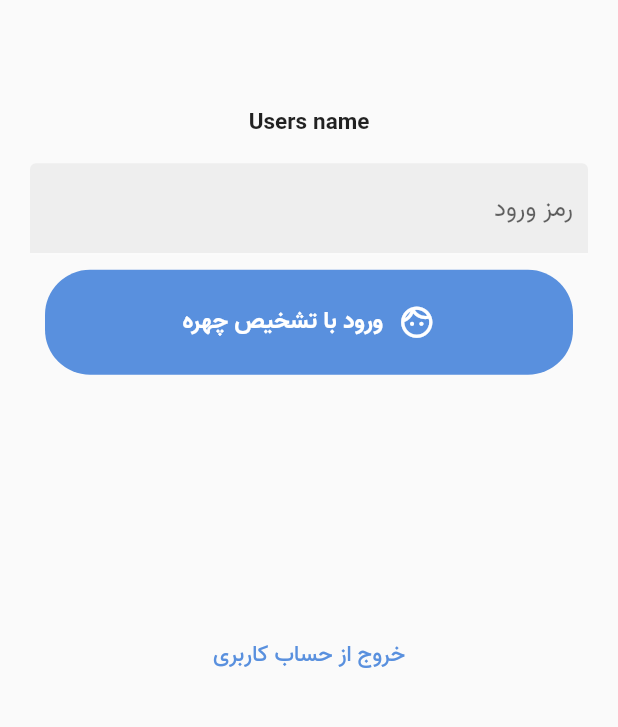
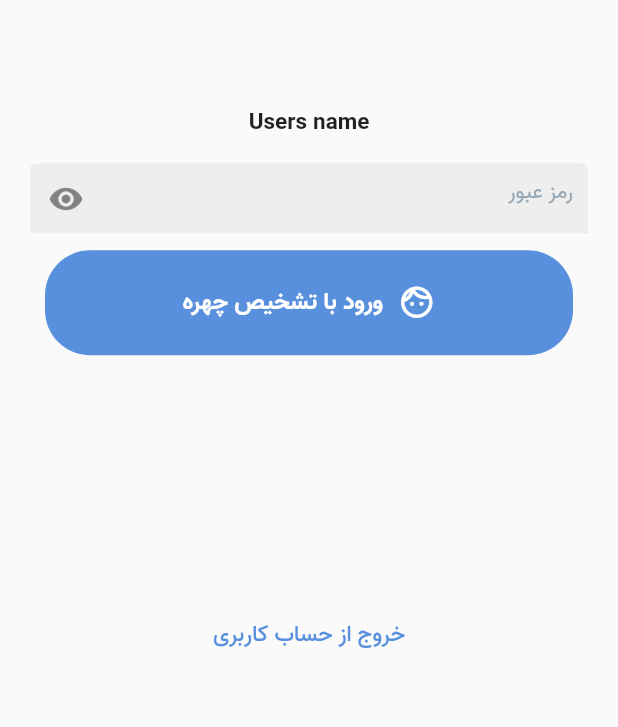
Before and after one commit to aliazimoshan/BluBank, a Flutter app: the BluLogin screen opened directly, on a phone screen of 412 x 824 dp, the part 172-899 px from its top. Run offline on Flutter 3.47's test engine with Material 2 defaults, Android fonts, the light colour scheme and no system bars; our stand-ins replace flip_card, sliding_sheet.

Commit message:
changed text input widget design

```diff
--- a/lib/view/widgets/textInput_widget.dart
+++ b/lib/view/widgets/textInput_widget.dart
@@ -3,19 +3,40 @@ import 'package:blubank/constant/colors.dart';
 import 'package:blubank/constant/dimensions.dart';
 import 'package:flutter/material.dart';
 
-class TextInputWidget extends StatelessWidget {
+class TextInputWidget extends StatefulWidget {
   const TextInputWidget();
 
+  @override
+  _TextInputWidgetState createState() => _TextInputWidgetState();
+}
+
+class _TextInputWidgetState extends State<TextInputWidget> {
+  bool _isObscure = true;
   @override
   Widget build(BuildContext context) {
     return Directionality(
       textDirection: TextDirection.rtl,
       child: TextField(
+        obscureText: _isObscure,
         decoration: new InputDecoration(
           filled: true,
-          hintText: 'رمز ورود',
+          suffixIcon: IconButton(
+            icon: Icon(
+              _isObscure ? Icons.visibility : Icons.visibility_off,
+            ),
+            onPressed: () {
+              setState(() {
+                _isObscure = !_isObscure;
+              });
+            },
+          ),
+          hintText: 'رمز عبور',
+          hintStyle: TextStyle(
+            fontSize: 14,
+            color: BluColor.textgray,
+          ),
           border: OutlineInputBorder(),
-          contentPadding: EdgeInsets.only(right: 10, top: 17, bottom: 17),
+          contentPadding: EdgeInsets.only(right: 10, top: 5, bottom: 5),
           fillColor: Colors.grey[200],
           enabledBorder: UnderlineInputBorder(
             borderSide: new BorderSide(color: Colors.white),
```
